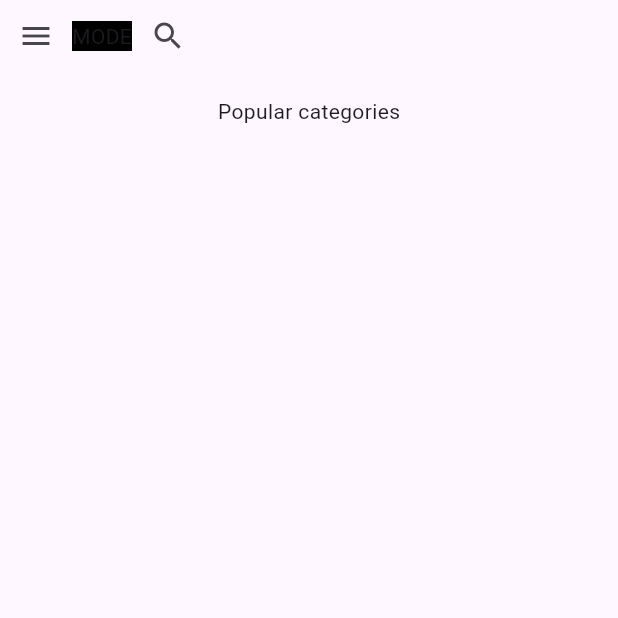
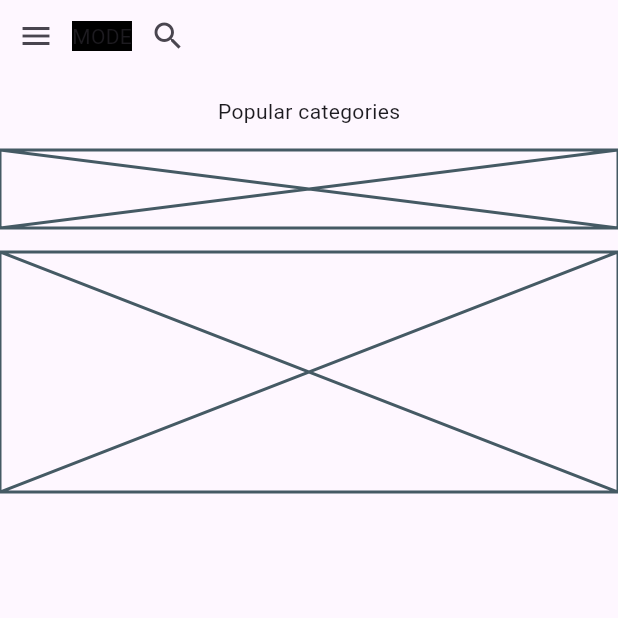
Before and after one commit to JAICHANGPARK/flutter_notebook_chapter_49, a Flutter app: the ECommerceHomePage screen opened directly, on a phone screen of 412 x 824 dp, the top half of it. Run offline on Flutter 3.47's test engine with Material 3 defaults, Android fonts, the phone set to English and light mode, and no system bars; our stand-ins replace google_fonts; Roboto replaces fonts that are missing (Akshar).

Commit message:
Update e_commerce_home_page.dart

```diff
--- a/lib/ep2451_e_commerce_app/ui/e_commerce_home_page.dart
+++ b/lib/ep2451_e_commerce_app/ui/e_commerce_home_page.dart
@@ -31,7 +31,11 @@ class _ECommerceHomePageState extends State<ECommerceHomePage> {
               ],
             ),
             Text("Popular categories"),
-            SizedBox(height: 52),
+            SizedBox(height: 52, child: Placeholder(),),
+            Container(
+              height: 160,
+              child: Placeholder(),
+            )
           ],
         ),
       ),
```
